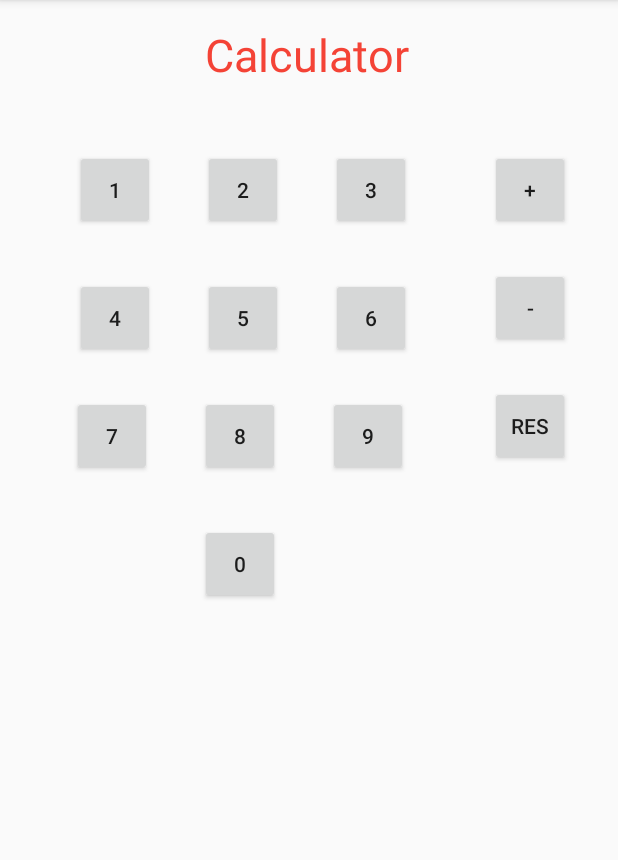
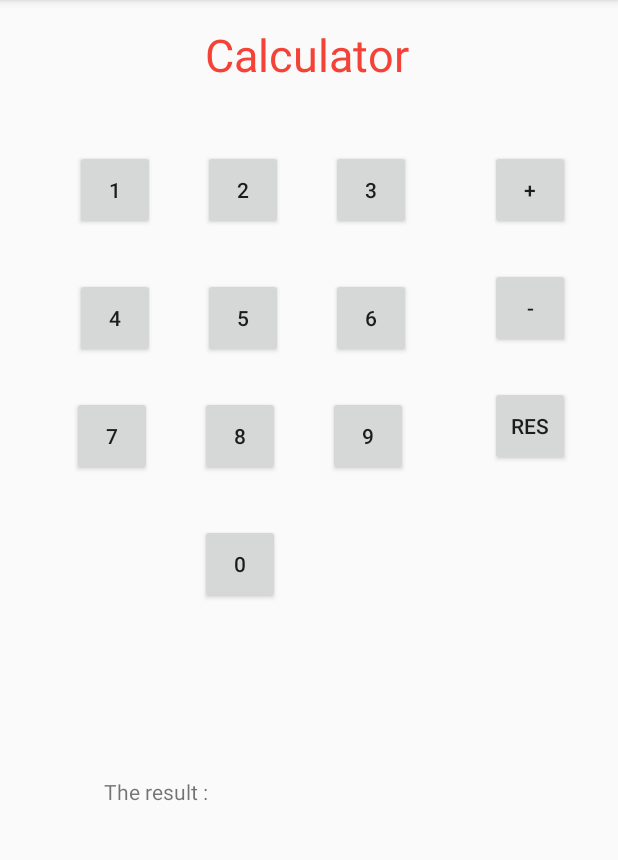
Before and after one commit to itaycs2407/AndroCalculaot, an Android app: the screen it shows after launch (MainActivity), on a phone screen of 412 x 824 dp, the part 84-944 px from its top. Run offline under Robolectric (Android 15) with nearby library versions, the phone set to English and light mode, and no system bars.

Commit message:
the result layout

```diff
--- a/app/src/main/java/www/myapp/mytest/MainActivity.kt
+++ b/app/src/main/java/www/myapp/mytest/MainActivity.kt
@@ -31,9 +31,13 @@ class MainActivity : AppCompatActivity() {
             updateValue()
         }
     }
+    fun res(view: View){
 
+
+    }
     fun updateValue(){
         resText.text = testInput
+        resultText.text = res.toString()
     }
     fun btn1(view: View){
         testInput = testInput + "1";
--- a/app/src/main/res/layout/activity_main.xml
+++ b/app/src/main/res/layout/activity_main.xml
@@ -175,4 +175,23 @@
         app:layout_constraintStart_toStartOf="parent"
         app:layout_constraintTop_toBottomOf="@+id/button0" />
 
+    <TextView
+        android:id="@+id/textView4"
+        android:layout_width="wrap_content"
+        android:layout_height="wrap_content"
+        android:layout_marginStart="69dp"
+        android:layout_marginTop="26dp"
+        android:text="The result :"
+        app:layout_constraintStart_toStartOf="parent"
+        app:layout_constraintTop_toBottomOf="@+id/resText" />
+
+    <TextView
+        android:id="@+id/resultText"
+        android:layout_width="wrap_content"
+        android:layout_height="wrap_content"
+        android:layout_marginStart="31dp"
+        android:layout_marginTop="517dp"
+        app:layout_constraintStart_toEndOf="@+id/textView4"
+        app:layout_constraintTop_toTopOf="parent" />
+
 </androidx.constraintlayout.widget.ConstraintLayout>
```
